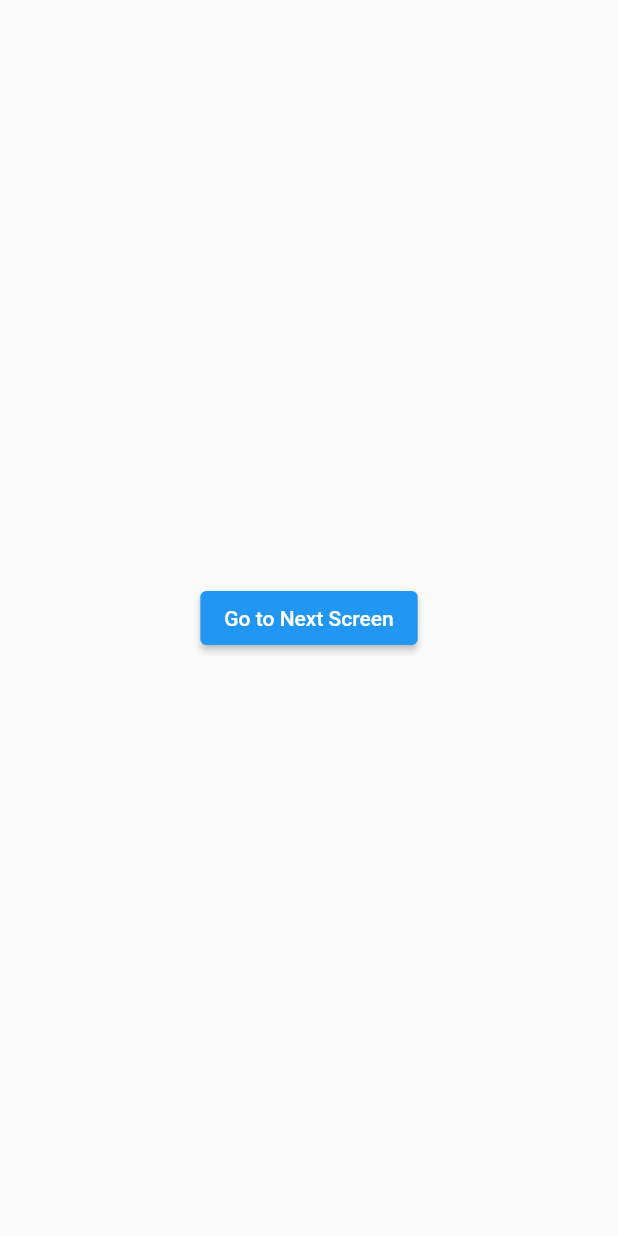
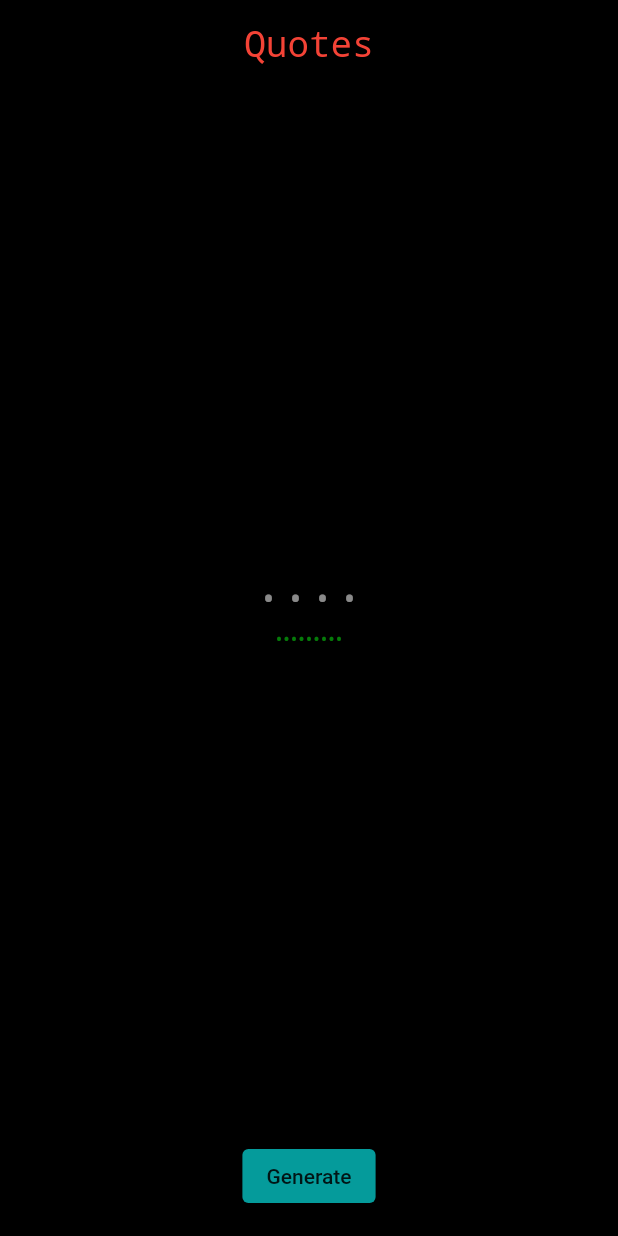
Before and after one commit to SaileshAcharya1229/quote_generator_flutter, a Flutter app: the screen it shows after launch, on a phone screen of 412 x 824 dp. Run offline on Flutter 3.47's test engine with Material 2 defaults, Android fonts, the phone set to English and light mode, and no system bars.

Commit message:
finalized random quote generator

```diff
--- a/lib/main.dart
+++ b/lib/main.dart
@@ -11,8 +11,9 @@ class MyApp extends StatelessWidget {
   // This widget is the root of your application.
   @override
   Widget build(BuildContext context) {
-    return MaterialApp(
-      home: const HomePage(),
+    return const MaterialApp(
+      debugShowCheckedModeBanner: false,
+      home: HomePage(),
     );
   }
 }
--- /dev/null
+++ b/lib/screens/api.dart
@@ -0,0 +1,18 @@
+import 'dart:convert';
+
+import 'package:quote_generator/screens/quote_model.dart';
+import 'package:http/http.dart' as http;
+
+class APi {
+  static const String baseUrl = "https://zenquotes.io/api/";
+
+  static Future<QuoteModel> fetchRandomQuote() async {
+    final response = await http.get(Uri.parse("${baseUrl}random"));
+    if (response.statusCode == 200) {
+      final data = json.decode(response.body);
+      return QuoteModel.fromJson(data[0]);
+    } else {
+      throw Exception("failed to generate quote");
+    }
+  }
+}
--- a/lib/screens/homepage.dart
+++ b/lib/screens/homepage.dart
@@ -1,21 +1,91 @@
 import 'package:flutter/material.dart';
-import 'package:quote_generator/screens/SecondScreen.dart';
+// import 'package:http/http.dart' as http;
+import 'package:quote_generator/screens/api.dart';
+import 'package:quote_generator/screens/quote_model.dart';
 
-class HomePage extends StatelessWidget {
+class HomePage extends StatefulWidget {
   const HomePage({super.key});
 
   @override
+  State<HomePage> createState() => _HomePageState();
+}
+
+class _HomePageState extends State<HomePage> {
+  bool inprogress = false;
+  QuoteModel? quote;
+  @override
   Widget build(BuildContext context) {
     return Scaffold(
-      body: Center(
-        child: ElevatedButton(
-          onPressed: () {
-            Navigator.of(context)
-                .push(MaterialPageRoute(builder: (context) => SecondScreen()));
-          },
-          child: Text("Go to Next Screen"),
-        ),
-      ),
-    );
+        backgroundColor: Colors.black,
+        body: Padding(
+          padding: const EdgeInsets.all(16.0),
+          child: Center(
+            child: Column(
+              mainAxisAlignment: MainAxisAlignment.center,
+              children: [
+                const Text(
+                  "Quotes",
+                  style: TextStyle(
+                    color: Colors.red,
+                    fontFamily: 'monospace',
+                    fontSize: 24,
+                  ),
+                ),
+                const Spacer(),
+                Text(
+                  quote?.q ?? "....",
+                  style: const TextStyle(
+                      fontSize: 30,
+                      fontFamily: 'monospace',
+                      color: Colors.white54),
+                ),
+                Text(
+                  quote?.a ?? ".........",
+                  style: const TextStyle(
+                    fontFamily: 'serif',
+                    fontSize: 20,
+                    color: Color.fromARGB(136, 9, 230, 16),
+                  ),
+                ),
+                const Spacer(),
+                inprogress
+                    ? const CircularProgressIndicator(
+                        color: Colors.white,
+                      )
+                    : ElevatedButton(
+                        onPressed: () {
+                          _fetchQuote();
+                        },
+                        style: ElevatedButton.styleFrom(
+                            backgroundColor:
+                                const Color.fromARGB(255, 5, 155, 155)),
+                        child: const Text(
+                          "Generate",
+                          style: TextStyle(color: Colors.black87),
+                        ),
+                      )
+              ],
+            ),
+          ),
+        ));
+  }
+
+  _fetchQuote() async {
+    setState(() {
+      inprogress = true;
+    });
+    try {
+      final fetchedQuote = await APi.fetchRandomQuote();
+      debugPrint(fetchedQuote.toJson().toString());
+      setState(() {
+        quote = fetchedQuote;
+      });
+    } catch (e) {
+      debugPrint("failed to generate  quote");
+    } finally {
+      setState(() {
+        inprogress = false;
+      });
+    }
   }
 }
--- /dev/null
+++ b/lib/screens/quote_model.dart
@@ -0,0 +1,21 @@
+class QuoteModel {
+  String? q;
+  String? a;
+  String? h;
+
+  QuoteModel({this.q, this.a, this.h});
+
+  QuoteModel.fromJson(Map<String, dynamic> json) {
+    q = json['q'];
+    a = json['a'];
+    h = json['h'];
+  }
+
+  Map<String, dynamic> toJson() {
+    final Map<String, dynamic> data = new Map<String, dynamic>();
+    data['q'] = this.q;
+    data['a'] = this.a;
+    data['h'] = this.h;
+    return data;
+  }
+}
--- a/pubspec.yaml
+++ b/pubspec.yaml
@@ -34,7 +34,7 @@ dependencies:
   # The following adds the Cupertino Icons font to your application.
   # Use with the CupertinoIcons class for iOS style icons.
   cupertino_icons: ^1.0.2
-  http: ^1.2.2
+  http: ^0.13.5
 
 dev_dependencies:
   flutter_test:
```
Also changed, not shown: lib/screens/SecondScreen.dart (deleted, +0 -26 lines), pubspec.lock.
